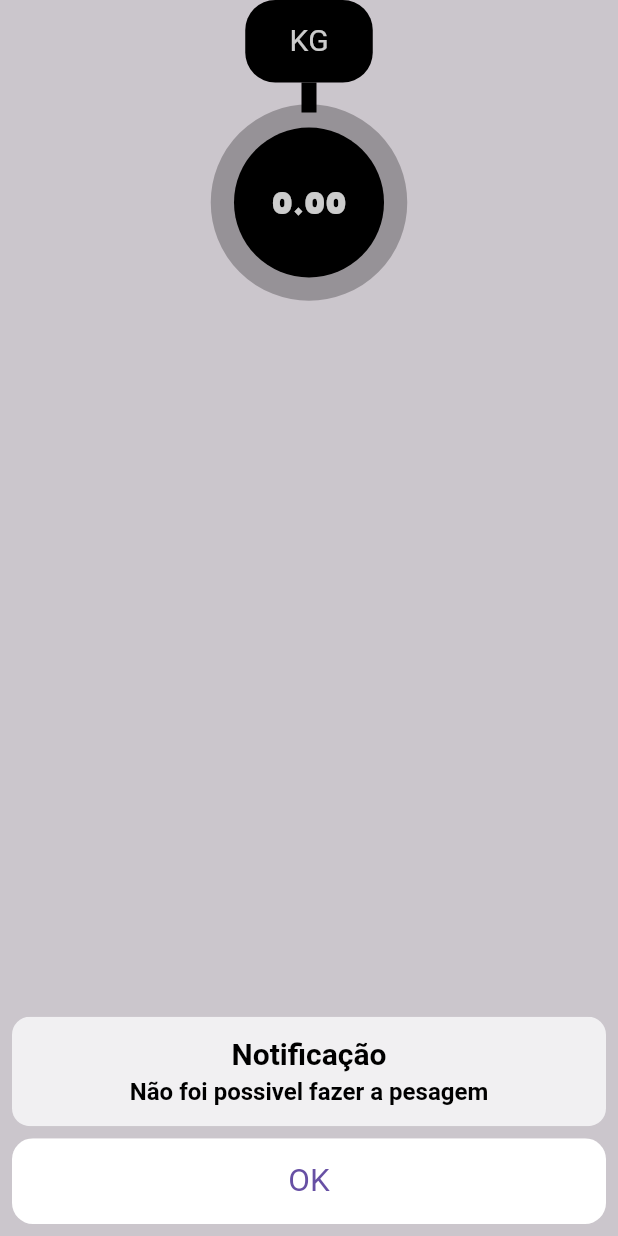
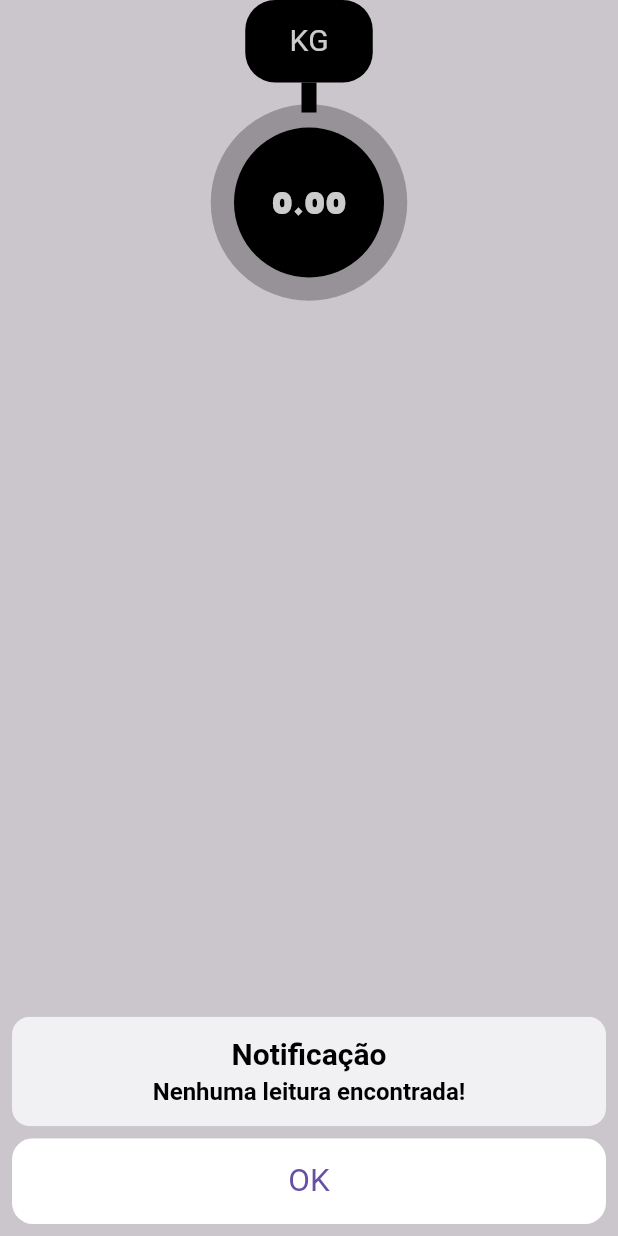
Before and after one commit to MTSKaioken/app-bagagem-smart, a Flutter app: the Balanca widget shown alone on an empty page, opened directly with empty values, after a tap on an icon or button, on a phone screen of 412 x 824 dp. Run offline on Flutter 3.47's test engine with Material 3 defaults, Android fonts, the phone set to English and light mode, and no system bars; our stand-ins replace cloud_firestore, email_validator, firebase_core, flutter_map, font_awesome_flutter, geocoding and 3 more; missing offline and left inert: mailer; accounts and stored records are empty.

Commit message:
feat: deixando literal mais sugestiva

```diff
--- a/lib/refactor/view/component/balanca.dart
+++ b/lib/refactor/view/component/balanca.dart
@@ -99,7 +99,7 @@ class _Balanca extends State<Balanca> with SingleTickerProviderStateMixin {
                       });
                       progressController.forward();
                     } else {
-                      Util.notify(context, "Notificação", "Não foi possivel fazer a pesagem");
+                      Util.notify(context, "Notificação", "Nenhuma leitura encontrada!");
                     }
                   } else {
                     progressController.forward();
```
